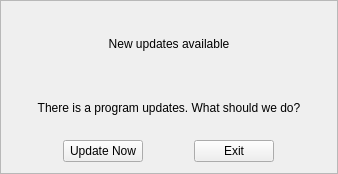
Qt form seospider/ui/update_loader_dialog_content.ui (andrascii/RiveSolutions_SEO_Spider) before a commit.
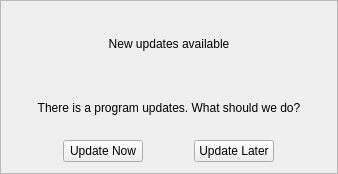
The same form after that commit.

Commit message: В Update Dialog заменена ктопка на Updatel Later. Соответственно она больше не закрывает программу

```diff
--- a/seospider/ui/update_loader_dialog_content.ui
+++ b/seospider/ui/update_loader_dialog_content.ui
@@ -75,7 +75,7 @@
           </sizepolicy>
          </property>
          <property name="text">
-          <string>Exit</string>
+          <string>Update Later</string>
          </property>
         </widget>
        </item>
```
The commit also changes 2 other files.
